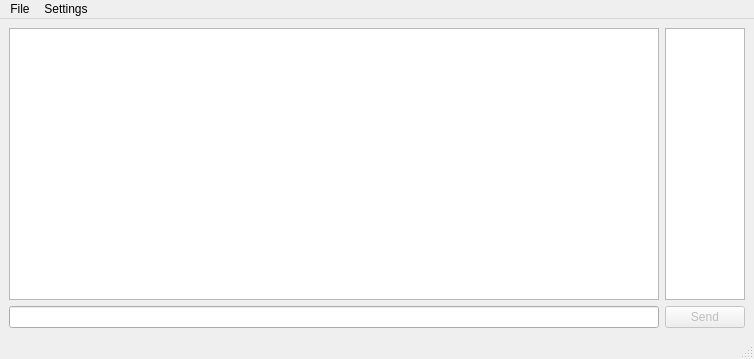
The window that Client/Client/client.ui (Sivoha/Qt-Chat) describes before a commit, drawn with Qt 5.
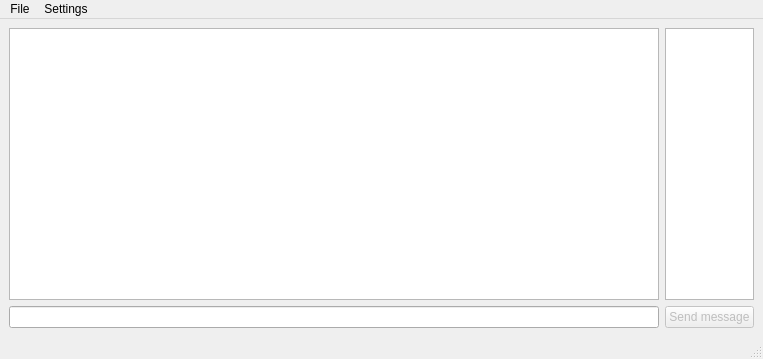
The same window after the commit. Custom widgets are drawn as their Qt base class.

Patch:
```diff
--- a/Client/Client/client.ui
+++ b/Client/Client/client.ui
@@ -50,7 +50,7 @@
        </size>
       </property>
       <property name="text">
-       <string>Send</string>
+       <string>Send message</string>
       </property>
      </widget>
     </item>
```
Left out of the diff: 2 changed lines with no effect on the pictures.
